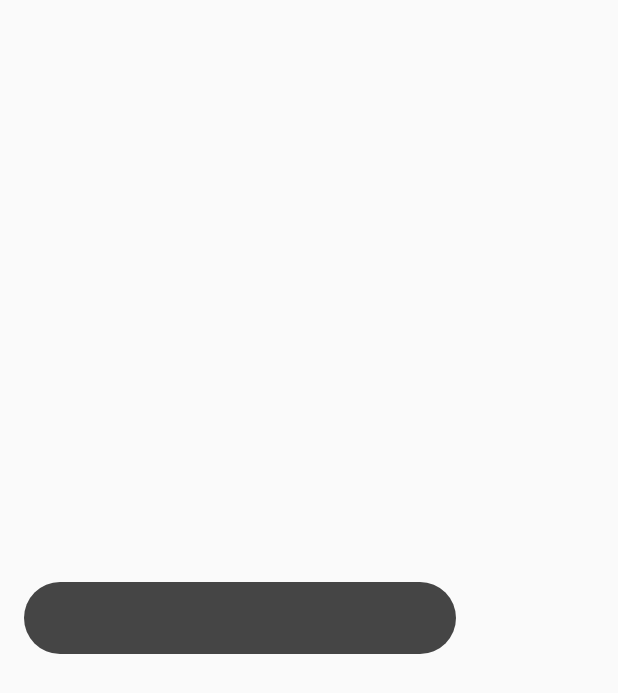
After one commit to zhuqianqian/Passbook, an Android app: the layout toast.xml on its own in the app's theme, with its tools: preview values and no code run, on a phone screen of 412 x 824 dp. The commit adds this screen. Shown: the top 693 px of the screen. Run offline under Robolectric (Android 15) with nearby library versions, the phone set to English and light mode, and no system bars.

Commit message:
fix theme issue and complete toast'

```diff
--- a/app/src/main/java/com/z299studio/pb/HomeActivity.java
+++ b/app/src/main/java/com/z299studio/pb/HomeActivity.java
@@ -13,7 +13,9 @@
 * See the License for the specific language governing permissions and
 * limitations under the License.
 */
+
 package com.z299studio.pb;
+
 import java.security.GeneralSecurityException;
 import android.animation.Animator;
 import android.animation.Animator.AnimatorListener;
@@ -24,7 +26,7 @@ import android.content.res.Resources;
 import android.os.AsyncTask;
 import android.os.Bundle;
 import android.os.Handler;
-import android.support.v4.app.FragmentActivity;
+import android.support.v7.app.ActionBarActivity;
 import android.text.Editable;
 import android.text.TextWatcher;
 import android.util.Log;
@@ -40,7 +42,8 @@ import android.widget.ProgressBar;
 import android.widget.TextView;
 import android.widget.TextView.OnEditorActionListener;
 import android.widget.Toast;
-public class HomeActivity extends FragmentActivity implements
+
+public class HomeActivity extends ActionBarActivity implements
 AnimatorListener, SyncService.SyncListener{
     protected Application mApp;
     protected EditText mPwdEdit;
--- /dev/null
+++ b/app/src/main/res/drawable/toast.xml
@@ -0,0 +1,6 @@
+<?xml version="1.0" encoding="utf-8"?>
+<shape xmlns:android="http://schemas.android.com/apk/res/android"
+    android:shape="rectangle">
+  <solid android:color="#ff454545"/>
+  <corners android:radius="24dp"/>
+</shape>
--- a/app/src/main/res/layout/fragment_home.xml
+++ b/app/src/main/res/layout/fragment_home.xml
@@ -5,7 +5,7 @@
     android:orientation="vertical"
     android:gravity="center_horizontal"
     android:padding="@dimen/activity_horizontal_margin"
-    tools:context=".PwdActivity$PlaceholderFragment" >
+    tools:context=".HomeActivity$HomeFragment" >
 
 <TextView
         android:id="@+id/title"
--- /dev/null
+++ b/app/src/main/res/layout/toast.xml
@@ -0,0 +1,22 @@
+<LinearLayout xmlns:android="http://schemas.android.com/apk/res/android"
+     android:id="@+id/toast_layout_root"
+     android:orientation="vertical"
+     android:minWidth="288dp"
+     android:layout_width="wrap_content"
+     android:layout_height="wrap_content"
+     android:layout_gravity="center_vertical|left"
+     android:layout_margin="16dp"
+     android:background="@drawable/toast"
+     >
+
+     <TextView
+         android:id="@+id/desciption"
+         android:layout_width="match_parent"
+         android:layout_height="48dp"
+         android:textColor="#deffffff"
+         android:layout_marginLeft="24dp"
+         android:layout_marginRight="24dp"
+         android:gravity="center_vertical"
+         android:textSize="14sp"/>
+
+ </LinearLayout>
--- a/app/src/main/res/values/themes.xml
+++ b/app/src/main/res/values/themes.xml
@@ -2,12 +2,12 @@
 
     <style name="AppTourTheme" parent="Theme.AppCompat.Light.NoActionBar"/>
 
-    <style name="AppDark" parent="Theme.AppCompat">
+    <style name="AppDark" parent="Theme.AppCompat.NoActionBar">
         <item name="flatButtonDrawable">@drawable/button_flat_mtrl</item>
         <item name="defaultButtonDrawable">@drawable/button_default_mtrl</item>
     </style>
 
-    <style name="AppLight" parent="Theme.AppCompat.Light">
+    <style name="AppLight" parent="Theme.AppCompat.Light.NoActionBar">
         <item name="flatButtonDrawable">@drawable/button_flat_mtrl_light</item>
         <item name="defaultButtonDrawable">@drawable/button_default_mtrl</item>
     </style>
```
